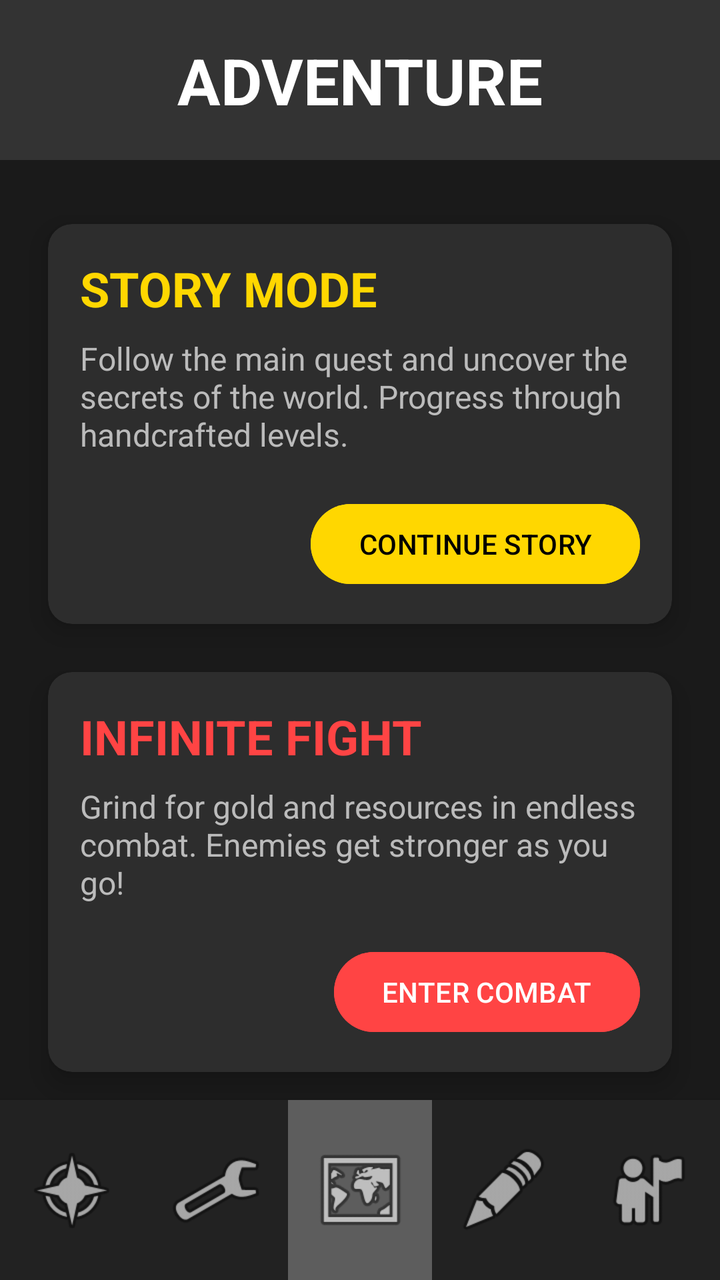
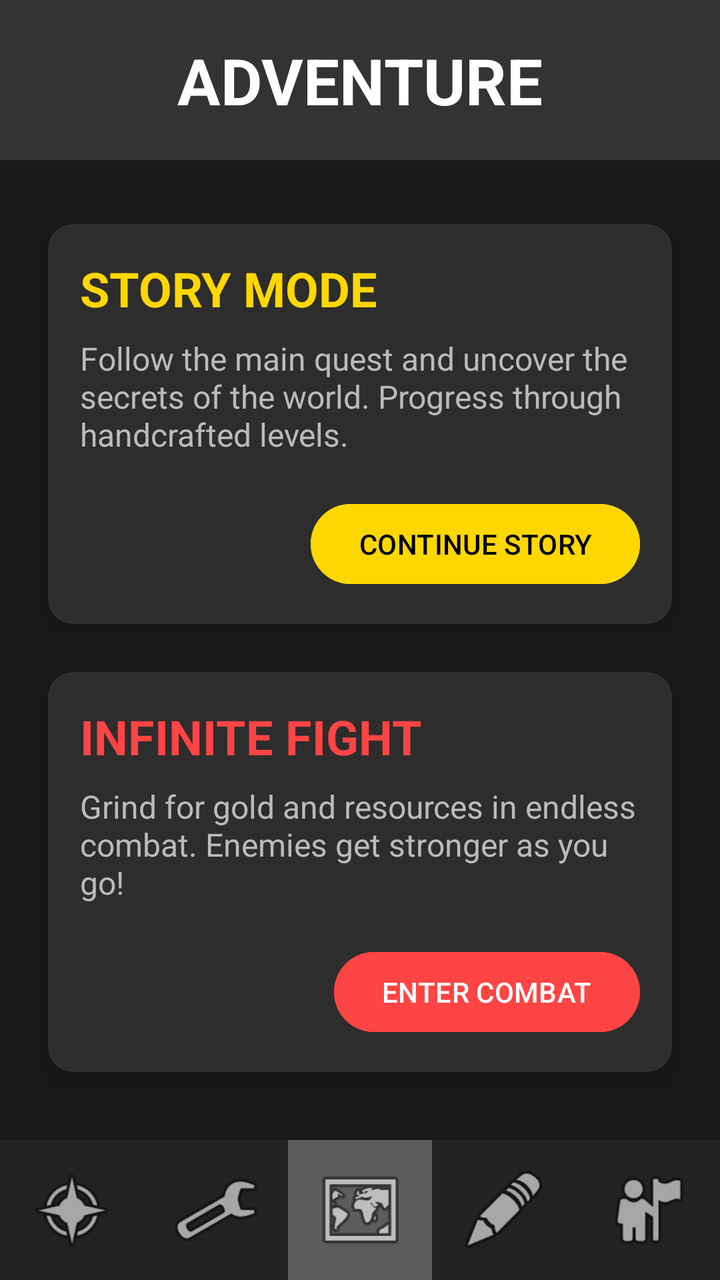

Compare the two renders of this Android layout. The source of the first and the diff that turns it into the second are given below.
<!-- AndroidManifest.xml: application theme Theme.BattleScribe -->
<!-- res/layout/activity_battle_choice.xml -->
<?xml version="1.0" encoding="utf-8"?>
<androidx.constraintlayout.widget.ConstraintLayout xmlns:android="http://schemas.android.com/apk/res/android"
    xmlns:app="http://schemas.android.com/apk/res-auto"
    xmlns:tools="http://schemas.android.com/tools"
    android:layout_width="match_parent"
    android:layout_height="match_parent"
    android:background="#1A1A1A"
    tools:context=".BattleChoiceActivity">

    <ImageView
        android:id="@+id/header_bg"
        android:layout_width="0dp"
        android:layout_height="80dp"
        android:background="#333333"
        app:layout_constraintEnd_toEndOf="parent"
        app:layout_constraintStart_toStartOf="parent"
        app:layout_constraintTop_toTopOf="parent" />

    <TextView
        android:id="@+id/battle_title"
        android:layout_width="wrap_content"
        android:layout_height="wrap_content"
        android:text="ADVENTURE"
        android:textColor="#FFFFFF"
        android:textSize="32sp"
        android:textStyle="bold"
        app:layout_constraintBottom_toBottomOf="@+id/header_bg"
        app:layout_constraintEnd_toEndOf="parent"
        app:layout_constraintStart_toStartOf="parent"
        app:layout_constraintTop_toTopOf="parent" />

    <androidx.cardview.widget.CardView
        android:id="@+id/card_story"
        android:layout_width="0dp"
        android:layout_height="200dp"
        android:layout_marginStart="24dp"
        android:layout_marginTop="32dp"
        android:layout_marginEnd="24dp"
        app:cardBackgroundColor="#2D2D2D"
        app:cardCornerRadius="12dp"
        app:cardElevation="8dp"
        app:layout_constraintEnd_toEndOf="parent"
        app:layout_constraintStart_toStartOf="parent"
        app:layout_constraintTop_toBottomOf="@+id/header_bg">

        <androidx.constraintlayout.widget.ConstraintLayout
            android:layout_width="match_parent"
            android:layout_height="match_parent"
            android:padding="16dp">

            <TextView
                android:id="@+id/story_title"
                android:layout_width="wrap_content"
                android:layout_height="wrap_content"
                android:text="STORY MODE"
                android:textColor="#FFD700"
                android:textSize="24sp"
                android:textStyle="bold"
                app:layout_constraintStart_toStartOf="parent"
                app:layout_constraintTop_toTopOf="parent" />

            <TextView
                android:id="@+id/story_desc"
                android:layout_width="0dp"
                android:layout_height="wrap_content"
                android:layout_marginTop="8dp"
                android:text="Follow the main quest and uncover the secrets of the world. Progress through handcrafted levels."
                android:textColor="#BBBBBB"
                android:textSize="16sp"
                app:layout_constraintEnd_toEndOf="parent"
                app:layout_constraintStart_toStartOf="parent"
                app:layout_constraintTop_toBottomOf="@+id/story_title" />

            <Button
                android:id="@+id/btn_continue_story"
                android:layout_width="wrap_content"
                android:layout_height="wrap_content"
                android:text="CONTINUE STORY"
                android:backgroundTint="#FFD700"
                android:textColor="#000000"
                app:layout_constraintBottom_toBottomOf="parent"
                app:layout_constraintEnd_toEndOf="parent" />

        </androidx.constraintlayout.widget.ConstraintLayout>
    </androidx.cardview.widget.CardView>

    <androidx.cardview.widget.CardView
        android:id="@+id/card_infinite"
        android:layout_width="0dp"
        android:layout_height="200dp"
        android:layout_marginStart="24dp"
        android:layout_marginTop="24dp"
        android:layout_marginEnd="24dp"
        app:cardBackgroundColor="#2D2D2D"
        app:cardCornerRadius="12dp"
        app:cardElevation="8dp"
        app:layout_constraintEnd_toEndOf="parent"
        app:layout_constraintStart_toStartOf="parent"
        app:layout_constraintTop_toBottomOf="@+id/card_story">

        <androidx.constraintlayout.widget.ConstraintLayout
            android:layout_width="match_parent"
            android:layout_height="match_parent"
            android:padding="16dp">

            <TextView
                android:id="@+id/infinite_title"
                android:layout_width="wrap_content"
                android:layout_height="wrap_content"
                android:text="INFINITE FIGHT"
                android:textColor="#FF4444"
                android:textSize="24sp"
                android:textStyle="bold"
                app:layout_constraintStart_toStartOf="parent"
                app:layout_constraintTop_toTopOf="parent" />

            <TextView
                android:id="@+id/infinite_desc"
                android:layout_width="0dp"
                android:layout_height="wrap_content"
                android:layout_marginTop="8dp"
                android:text="Grind for gold and resources in endless combat. Enemies get stronger as you go!"
                android:textColor="#BBBBBB"
                android:textSize="16sp"
                app:layout_constraintEnd_toEndOf="parent"
                app:layout_constraintStart_toStartOf="parent"
                app:layout_constraintTop_toBottomOf="@+id/infinite_title" />

            <Button
                android:id="@+id/btn_normal_fight"
                android:layout_width="wrap_content"
                android:layout_height="wrap_content"
                android:text="ENTER COMBAT"
                android:backgroundTint="#FF4444"
                app:layout_constraintBottom_toBottomOf="parent"
                app:layout_constraintEnd_toEndOf="parent" />

        </androidx.constraintlayout.widget.ConstraintLayout>
    </androidx.cardview.widget.CardView>

    
    <LinearLayout
        android:id="@+id/linearLayout"
        android:layout_width="0dp"
        android:layout_height="90dp"
        android:orientation="horizontal"
        android:background="#222222"
        android:elevation="10dp"
        app:layout_constraintBottom_toBottomOf="parent"
        app:layout_constraintEnd_toEndOf="parent"
        app:layout_constraintStart_toStartOf="parent">

        <ImageView
            android:id="@+id/shop"
            android:layout_width="0dp"
            android:layout_height="match_parent"
            android:layout_weight="1"
            android:padding="12dp"
            app:srcCompat="@android:drawable/ic_menu_compass" />

        <ImageView
            android:id="@+id/skills"
            android:layout_width="0dp"
            android:layout_height="match_parent"
            android:layout_weight="1"
            android:padding="12dp"
            app:srcCompat="@android:drawable/ic_menu_manage" />

        <ImageView
            android:id="@+id/adventure"
            android:layout_width="0dp"
            android:layout_height="match_parent"
            android:layout_weight="1"
            android:padding="12dp"
            android:background="#44FFFFFF"
            app:srcCompat="@android:drawable/ic_menu_mapmode" />

        <ImageView
            android:id="@+id/crafting"
            android:layout_width="0dp"
            android:layout_height="match_parent"
            android:layout_weight="1"
            android:padding="12dp"
            app:srcCompat="@android:drawable/ic_menu_edit" />

        <ImageView
            android:id="@+id/character"
            android:layout_width="0dp"
            android:layout_height="match_parent"
            android:layout_weight="1"
            android:padding="12dp"
            app:srcCompat="@android:drawable/ic_menu_myplaces" />
    </LinearLayout>

</androidx.constraintlayout.widget.ConstraintLayout>
<!-- resources referenced by this layout -->
<resources>
  <style name="Theme.BattleScribe" parent="Base.Theme.BattleScribe" />
  <style name="Base.Theme.BattleScribe" parent="Theme.Material3.DayNight.NoActionBar">
          
          
      </style>
</resources>

<!-- the commit's change to res/layout/activity_battle_choice.xml (unified diff, before → after) -->
@@ -142,7 +142,7 @@
     <LinearLayout
         android:id="@+id/linearLayout"
         android:layout_width="0dp"
-        android:layout_height="90dp"
+        android:layout_height="70dp"
         android:orientation="horizontal"
         android:background="#222222"
         android:elevation="10dp"
